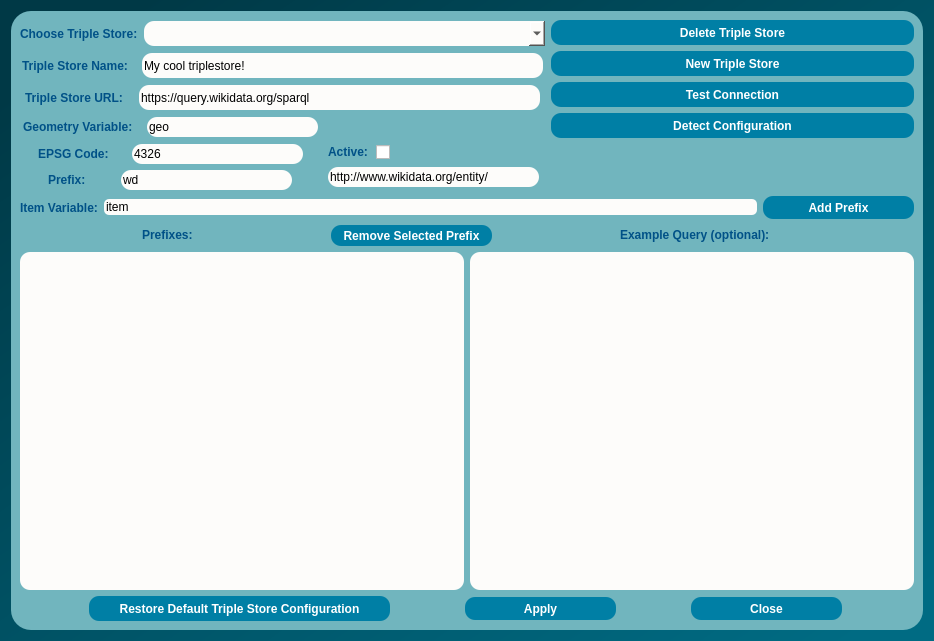
First picture: the form in dialogs/ui/triplestoredialog.ui, repository sparqlunicorn/sparqlunicornGoesGIS, before the edit.
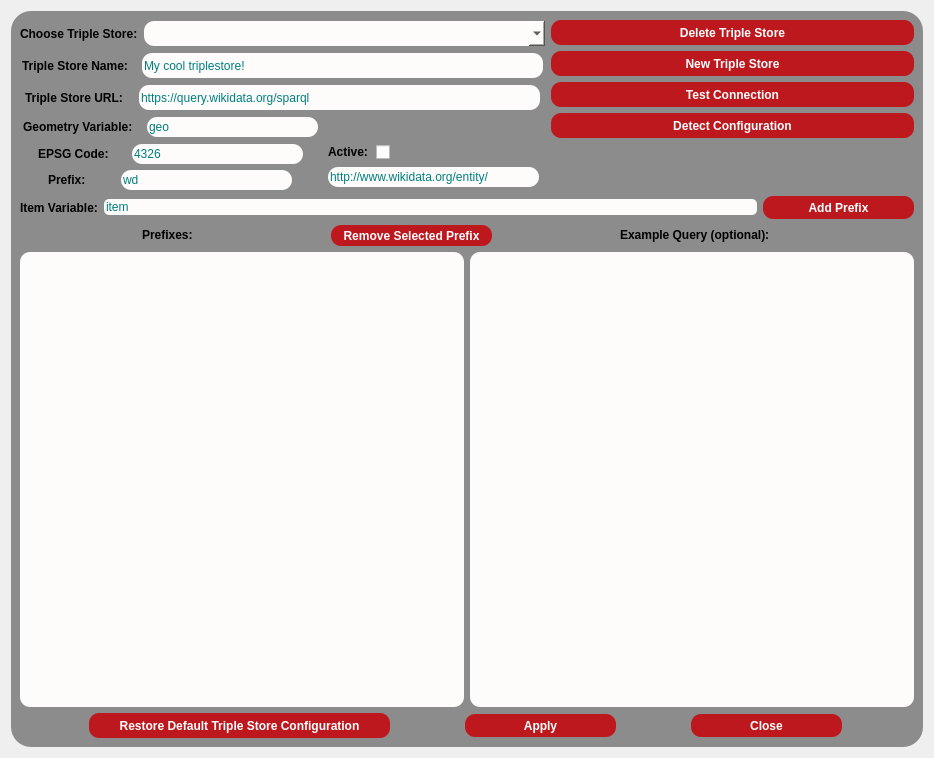
Second picture: the form after the edit.

Diff of the .ui file:
```diff
--- a/dialogs/ui/triplestoredialog.ui
+++ b/dialogs/ui/triplestoredialog.ui
@@ -7,7 +7,7 @@
     <x>0</x>
     <y>0</y>
     <width>934</width>
-    <height>641</height>
+    <height>758</height>
    </rect>
   </property>
   <property name="minimumSize">
@@ -21,7 +21,8 @@
   </property>
   <property name="styleSheet">
    <string notr="true">QObject#TripleStoreDialog{
-background-color:qlineargradient(spread:pad, x1:0, y1:0, x2:1, y2:1, stop:0.0795455 rgba(0, 57, 70, 255), stop:0.5625 rgba(0, 85, 104, 255), stop:0.954545 rgba(0, 107, 131, 255));}</string>
+background-color:(255,255,255);
+}</string>
   </property>
   <layout class="QGridLayout" name="gridLayout">
    <item row="0" column="0">
@@ -34,9 +35,10 @@
      </property>
      <property name="styleSheet">
       <string notr="true">QObject#frame{
-	background-color:qlineargradient(spread:pad, x1:0, y1:0, x2:1, y2:1, stop:0.0113636 rgba(113, 181, 190, 255));
+	background-color: rgb(140, 140, 140);
 	
-border-radius:20px;}
+Border-radius:20px;}
+
 </string>
      </property>
      <property name="frameShape">
@@ -64,7 +66,7 @@
            </font>
           </property>
           <property name="styleSheet">
-           <string notr="true">color:rgb(0, 81, 135);</string>
+           <string notr="true">color:rgb(0, 0, 0);</string>
           </property>
           <property name="text">
            <string>Geometry Variable:</string>
@@ -90,7 +92,9 @@
 
 border-color:rgb(45, 45, 45);
 
-background-color: rgb(253, 252, 250);</string>
+background-color: rgb(253, 252, 250);
+
+color: rgb(0, 127, 127);</string>
           </property>
           <property name="text">
            <string>geo</string>
@@ -117,7 +121,7 @@
            </font>
           </property>
           <property name="styleSheet">
-           <string notr="true">color:rgb(0, 81, 135);</string>
+           <string notr="true">color:rgb(0, 0, 0);</string>
           </property>
           <property name="text">
            <string>Triple Store URL:</string>
@@ -143,7 +147,9 @@
 
 border-color:rgb(45, 45, 45);
 
-background-color: rgb(253, 252, 250);</string>
+background-color: rgb(253, 252, 250);
+
+color:rgb(0, 127, 127);</string>
           </property>
           <property name="text">
            <string>https://query.wikidata.org/sparql</string>
@@ -172,7 +178,7 @@
              </font>
             </property>
             <property name="styleSheet">
-             <string notr="true">color:rgb(0, 81, 135);</string>
+             <string notr="true">color:rgb(0, 0, 0);</string>
             </property>
             <property name="text">
              <string>Active:</string>
@@ -209,6 +215,7 @@
            <string notr="true">border-radius:10px;
 
 border-color:rgb(45, 45, 45);
+color: rgb(0, 127, 127);
 
 background-color: rgb(253, 252, 250);</string>
           </property>
@@ -237,7 +244,7 @@
            </font>
           </property>
           <property name="styleSheet">
-           <string notr="true">color:rgb(0, 81, 135);</string>
+           <string notr="true">color:rgb(0, 0, 0);</string>
           </property>
           <property name="text">
            <string>Choose Triple Store:</string>
@@ -292,7 +299,7 @@
            </font>
           </property>
           <property name="styleSheet">
-           <string notr="true">color:rgb(0, 81, 135);</string>
+           <string notr="true">color:rgb(0, 0, 0);</string>
           </property>
           <property name="text">
            <string>Triple Store Name:</string>
@@ -318,7 +325,9 @@
 
 border-color:rgb(45, 45, 45);
 
-background-color: rgb(253, 252, 250);</string>
+background-color: rgb(253, 252, 250);
+
+color:rgb(0,127,127)</string>
           </property>
           <property name="text">
            <string>My cool triplestore!</string>
@@ -347,7 +356,7 @@
              </font>
             </property>
             <property name="styleSheet">
-             <string notr="true">color:rgb(0, 81, 135);</string>
+             <string notr="true">color:rgb(0, 0, 0);</string>
             </property>
             <property name="text">
              <string>Prefixes:</string>
@@ -379,9 +388,10 @@
              <cursorShape>PointingHandCursor</cursorShape>
             </property>
             <property name="styleSheet">
-             <string notr="true">background-color:rgb(0, 127, 165);
+             <string notr="true">background-color:rgb(189, 24, 29);
 border-radius:10px;
-color: rgb(255, 255, 255);</string>
+color: rgb(255, 255, 255);
+</string>
             </property>
             <property name="text">
              <string>Remove Selected Prefix</string>
@@ -404,7 +414,7 @@
              </font>
             </property>
             <property name="styleSheet">
-             <string notr="true">color:rgb(0, 81, 135);</string>
+             <string notr="true">color:rgb(0, 0, 0);</string>
             </property>
             <property name="text">
              <string>Example Query (optional):</string>
@@ -484,9 +494,10 @@
              <cursorShape>PointingHandCursor</cursorShape>
             </property>
             <property name="styleSheet">
-             <string notr="true">background-color:rgb(0, 127, 165);
+             <string notr="true">background-color:rgb(189, 24, 29);
 border-radius:10px;
-color: rgb(255, 255, 255);</string>
+color: rgb(255, 255, 255);
+</string>
             </property>
             <property name="text">
              <string>Restore Default Triple Store Configuration</string>
@@ -518,9 +529,10 @@
              <cursorShape>PointingHandCursor</cursorShape>
             </property>
             <property name="styleSheet">
-             <string notr="true">background-color:rgb(0, 127, 165);
+             <string notr="true">background-color:rgb(189, 24, 29);
 border-radius:10px;
-color: rgb(255, 255, 255);</string>
+color: rgb(255, 255, 255);
+</string>
             </property>
             <property name="text">
              <string>Apply</string>
@@ -552,9 +564,10 @@
              <cursorShape>PointingHandCursor</cursorShape>
             </property>
             <property name="styleSheet">
-             <string notr="true">background-color:rgb(0, 127, 165);
+             <string notr="true">background-color:rgb(189, 24, 29);
 border-radius:10px;
-color: rgb(255, 255, 255);</string>
+color: rgb(255, 255, 255);
+</string>
             </property>
             <property name="text">
              <string>Close</string>
@@ -583,7 +596,7 @@
            </font>
           </property>
           <property name="styleSheet">
-           <string notr="true">color:rgb(0, 81, 135);</string>
+           <string notr="true">color:rgb(0, 0, 0);</string>
           </property>
           <property name="text">
            <string>EPSG Code:</string>
@@ -609,7 +622,9 @@
 
 border-color:rgb(45, 45, 45);
 
-background-color: rgb(253, 252, 250);</string>
+background-color: rgb(253, 252, 250);
+
+color: rgb(0, 127, 127);</string>
           </property>
           <property name="text">
            <string>4326</string>
@@ -636,7 +651,7 @@
            </font>
           </property>
           <property name="styleSheet">
-           <string notr="true">color:rgb(0, 81, 135);</string>
+           <string notr="true">color:rgb(0, 0, 0);</string>
           </property>
           <property name="text">
            <string>Prefix:</string>
@@ -662,7 +677,9 @@
 
 border-color:rgb(45, 45, 45);
 
-background-color: rgb(253, 252, 250);</string>
+background-color: rgb(253, 252, 250);
+
+color: rgb(0, 127, 127);</string>
           </property>
           <property name="text">
            <string>wd</string>
@@ -691,7 +708,7 @@
              </font>
             </property>
             <property name="styleSheet">
-             <string notr="true">color:rgb(0, 81, 135);</string>
+             <string notr="true">color:rgb(0, 0, 0);</string>
             </property>
             <property name="text">
              <string>Item Variable:</string>
@@ -705,7 +722,9 @@
 
 border-color:rgb(45, 45, 45);
 
-background-color: rgb(253, 252, 250);</string>
+background-color: rgb(253, 252, 250);
+
+color: rgb(0, 127, 127);</string>
             </property>
             <property name="text">
              <string>item</string>
@@ -733,9 +752,10 @@
            <cursorShape>PointingHandCursor</cursorShape>
           </property>
           <property name="styleSheet">
-           <string notr="true">background-color:rgb(0, 127, 165);
+           <string notr="true">background-color:rgb(189, 24, 29);
 border-radius:10px;
-color: rgb(255, 255, 255);</string>
+color: rgb(255, 255, 255);
+</string>
           </property>
           <property name="text">
            <string>Add Prefix</string>
@@ -765,9 +785,10 @@
            <cursorShape>PointingHandCursor</cursorShape>
           </property>
           <property name="styleSheet">
-           <string notr="true">background-color:rgb(0, 127, 165);
+           <string notr="true">background-color:rgb(189, 24, 29);
 border-radius:10px;
-color: rgb(255, 255, 255);</string>
+color: rgb(255, 255, 255);
+</string>
           </property>
           <property name="text">
            <string>Delete Triple Store</string>
@@ -793,9 +814,10 @@
            <cursorShape>PointingHandCursor</cursorShape>
           </property>
           <property name="styleSheet">
-           <string notr="true">background-color:rgb(0, 127, 165);
+           <string notr="true">background-color:rgb(189, 24, 29);
 border-radius:10px;
-color: rgb(255, 255, 255);</string>
+color: rgb(255, 255, 255);
+</string>
           </property>
           <property name="text">
            <string>New Triple Store</string>
@@ -821,9 +843,10 @@
            <cursorShape>PointingHandCursor</cursorShape>
           </property>
           <property name="styleSheet">
-           <string notr="true">background-color:rgb(0, 127, 165);
+           <string notr="true">background-color:rgb(189, 24, 29);
 border-radius:10px;
-color: rgb(255, 255, 255);</string>
+color: rgb(255, 255, 255);
+</string>
           </property>
           <property name="text">
            <string>Test Connection</string>
@@ -849,9 +872,10 @@
            <cursorShape>PointingHandCursor</cursorShape>
           </property>
           <property name="styleSheet">
-           <string notr="true">background-color:rgb(0, 127, 165);
+           <string notr="true">background-color:rgb(189, 24, 29);
 border-radius:10px;
-color: rgb(255, 255, 255);</string>
+color: rgb(255, 255, 255);
+</string>
           </property>
           <property name="text">
            <string>Detect Configuration</string>
```
